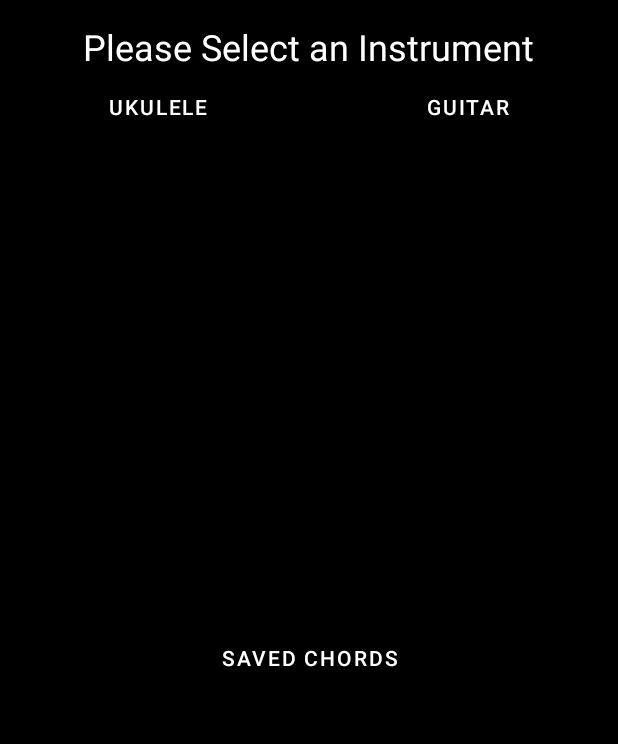
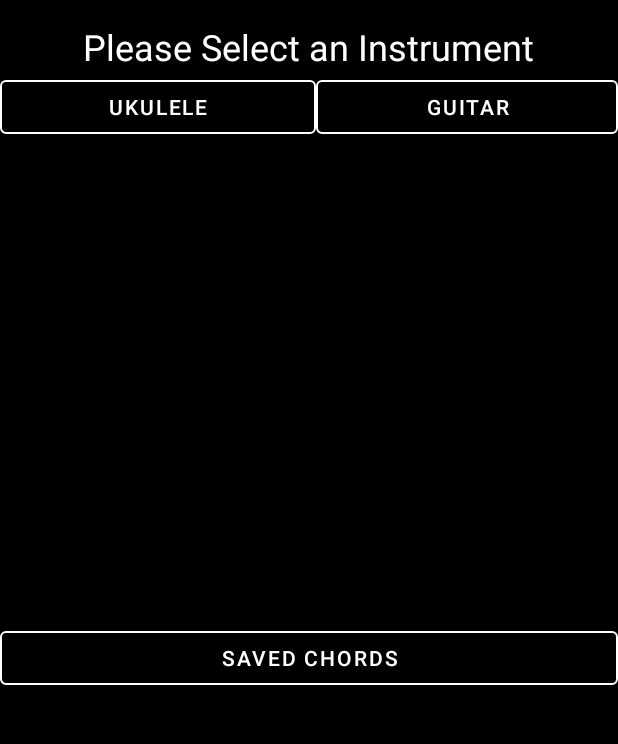
Before and after one commit to alexKotz-koz/ChordBuilder, an Android app: the screen it shows after launch (MainActivity), on a phone screen of 412 x 824 dp, the part 62-806 px from its top. Run offline under Robolectric (Android 15) with nearby library versions, the phone set to English and light mode, and no system bars.

Commit message:
V4: Buttons have outline

```diff
--- a/app/src/main/java/com/example/chordbuilderv2/SavedChordAdapter.java
+++ b/app/src/main/java/com/example/chordbuilderv2/SavedChordAdapter.java
@@ -76,7 +76,7 @@ public class SavedChordAdapter extends RecyclerView.Adapter {
         chordViewHolder.textViewChordNoteText.setText(chordNotes);
         chordViewHolder.textViewChordNameText.setText(chordName);
         chordViewHolder.textViewChordFingeringText.setText(fingering);
-        chordViewHolder.textViewInstrumentText.setText(instrument);
+        chordViewHolder.textViewInstrumentText.setText(instrument.toUpperCase());
 
         linearLayout.setOnClickListener(new View.OnClickListener() {
             @Override
--- a/app/src/main/java/com/example/chordbuilderv2/SavedChordSpecificActivity.java
+++ b/app/src/main/java/com/example/chordbuilderv2/SavedChordSpecificActivity.java
@@ -76,7 +76,7 @@ public class SavedChordSpecificActivity extends AppCompatActivity {
         chordFingering = getIntent().getStringExtra("FINGERING");
         chordNotes = getIntent().getStringExtra("NOTES");
 
-        textViewSavedSpecificInstrument.setText(instrument);
+        textViewSavedSpecificInstrument.setText(instrument.toUpperCase());
         textViewSavedSpecificChordName.setText(chordName);
         textViewSavedSpecificChordFingering.setText(chordFingering);
         textViewSavedSpecificChordNotes.setText(chordNotes);
--- a/app/src/main/java/com/example/chordbuilderv2/SavedChordSpecificActivityGuitar.java
+++ b/app/src/main/java/com/example/chordbuilderv2/SavedChordSpecificActivityGuitar.java
@@ -85,7 +85,7 @@ public class SavedChordSpecificActivityGuitar extends AppCompatActivity {
         chordFingering = getIntent().getStringExtra("FINGERING");
         chordNotes = getIntent().getStringExtra("NOTES");
 
-        textViewSavedSpecificInstrumentGuitar.setText(instrument);
+        textViewSavedSpecificInstrumentGuitar.setText(instrument.toUpperCase());
         textViewSavedSpecificChordNameGuitar.setText(chordName);
         textViewSavedSpecificChordFingeringGuitar.setText(chordFingering);
         textViewSavedSpecificChordNotesGuitar.setText(chordNotes);
--- a/app/src/main/res/layout/activity_main.xml
+++ b/app/src/main/res/layout/activity_main.xml
@@ -1,5 +1,6 @@
 <?xml version="1.0" encoding="utf-8"?>
 <LinearLayout xmlns:android="http://schemas.android.com/apk/res/android"
+    xmlns:app="http://schemas.android.com/apk/res-auto"
     xmlns:tools="http://schemas.android.com/tools"
     android:layout_width="match_parent"
     android:layout_height="match_parent"
@@ -28,7 +29,9 @@
             android:layout_height="wrap_content"
             android:layout_weight="1"
             android:onClick="onClickUkulele"
-            android:text="Ukulele" />
+            android:text="Ukulele"
+            app:strokeColor="#FFFFFF"
+            app:strokeWidth="1dp" />
 
         <Button
             android:id="@+id/buttonGuitar"
@@ -36,7 +39,9 @@
             android:layout_height="wrap_content"
             android:layout_weight="1"
             android:onClick="onClickGuitar"
-            android:text="Guitar" />
+            android:text="Guitar"
+            app:strokeColor="#FFFFFF"
+            app:strokeWidth="1dp" />
 
     </LinearLayout>
 
@@ -52,7 +57,9 @@
             android:layout_height="wrap_content"
             android:layout_weight="1"
             android:onClick="onClickSavedChord"
-            android:text="Saved Chords" />
+            android:text="Saved Chords"
+            app:strokeColor="#FFFFFF"
+            app:strokeWidth="1dp" />
 
       <!-- <Button
             android:id="@+id/buttonCF"
--- a/app/src/main/res/layout/activity_metronome.xml
+++ b/app/src/main/res/layout/activity_metronome.xml
@@ -37,5 +37,7 @@
         android:layout_height="wrap_content"
         android:onClick="tapMetronome"
         android:text="Tap"
-        android:textColor="#FFFFFF" />
+        android:textColor="#FFFFFF"
+        app:strokeColor="#FFFFFF"
+        app:strokeWidth="1dp" />
 </LinearLayout>
--- a/app/src/main/res/layout/activity_saved_guitar_chords.xml
+++ b/app/src/main/res/layout/activity_saved_guitar_chords.xml
@@ -20,6 +20,6 @@
     <androidx.recyclerview.widget.RecyclerView
         android:id="@+id/recyclerViewSavedChords"
         android:layout_width="match_parent"
-        android:layout_height="wrap_content" />
+        android:layout_height="712dp" />
 
 </LinearLayout>
--- a/app/src/main/res/layout/layout_frame_saved_chord.xml
+++ b/app/src/main/res/layout/layout_frame_saved_chord.xml
@@ -3,8 +3,9 @@
     android:id="@+id/linearLayoutFrameRecycler"
     android:layout_width="match_parent"
     android:layout_height="wrap_content"
+    android:background="#000000"
     android:orientation="vertical"
-    android:background="#000000">
+    android:padding="8dp">
 
     <LinearLayout
         android:layout_width="match_parent"
```
Also changed, not shown: app/src/main/res/layout/activity_g_u_i_grid_guitar.xml (+14 -6 lines), app/src/main/res/layout/activity_g_u_i_grid_ukulele.xml (+11 -5 lines).
